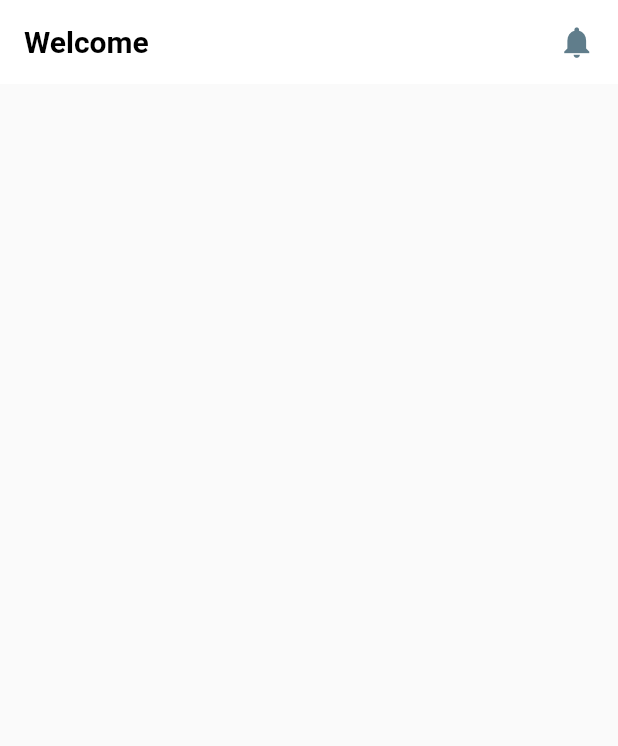
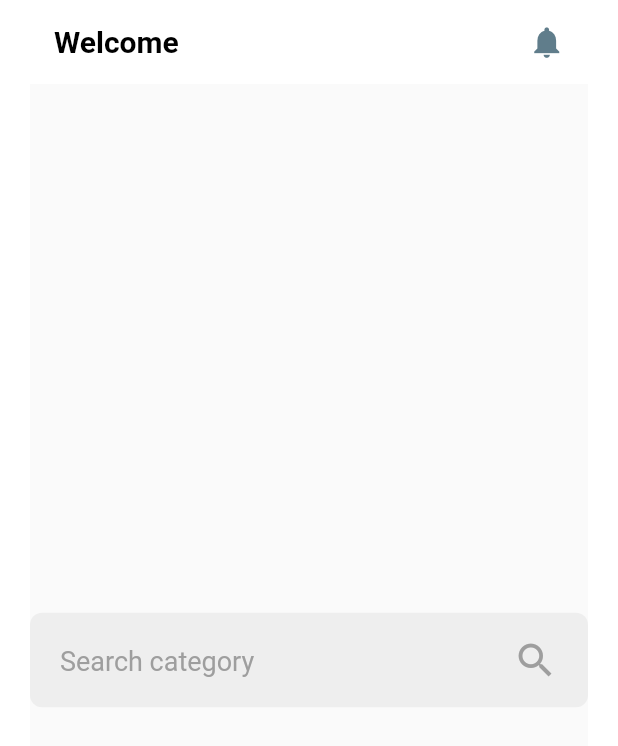
Before and after one commit to rexfordnyrk/donation, a Flutter app: the screen it shows after launch, on a phone screen of 412 x 824 dp. Shown: the top 746 px of the screen. Run offline on Flutter 3.47's test engine with Material 2 defaults, Android fonts, the phone set to English and light mode, and no system bars.

Commit message:
added main page searchbar

```diff
--- a/lib/main.dart
+++ b/lib/main.dart
@@ -16,7 +16,10 @@ class Donation extends StatelessWidget {
       theme: ThemeData(
         primarySwatch: Colors.green,
       ),
-      home: MainScreen(),
+      home: Container(
+        padding: const EdgeInsets.symmetric(horizontal: 20), color: Colors.white,
+        child: MainScreen()
+      ),
     );
   }
 }
--- a/lib/screens/MainScreen.dart
+++ b/lib/screens/MainScreen.dart
@@ -21,6 +21,7 @@ class MainScreen extends StatelessWidget{
         child: Column(
           mainAxisAlignment: MainAxisAlignment.center,
           children: const <Widget>[
+            SearchBar(),
           ],
         ),
       ),
--- /dev/null
+++ b/lib/widgets/search_bar.dart
@@ -0,0 +1,31 @@
+import 'package:flutter/material.dart';
+
+class SearchBar extends StatelessWidget{
+  const SearchBar({Key? key}) : super(key: key);
+
+  @override
+  Widget build(BuildContext context) {
+    return  Flexible(
+        child: TextField(
+          decoration: InputDecoration(
+            suffixIcon: const Padding(
+              padding: EdgeInsets.only(right: 20),
+              child: Icon(Icons.search, color: Colors.grey, size: 30,),
+            ),
+            hintText: 'Search category',
+            hintStyle: const TextStyle(color: Colors.grey, fontSize: 18),
+            border: const OutlineInputBorder(
+                borderRadius: BorderRadius.all(Radius.circular(8.0)),
+                borderSide: BorderSide.none
+            ),
+            contentPadding: const EdgeInsets.symmetric(horizontal: 20, vertical: 20),
+            fillColor: Colors.grey.shade200,
+            filled: true,
+          ),
+          cursorColor: Colors.grey,
+          style: const TextStyle(color: Colors.grey, fontSize: 20, ),
+          cursorHeight: 25,
+        )
+    );
+  }
+}
```
